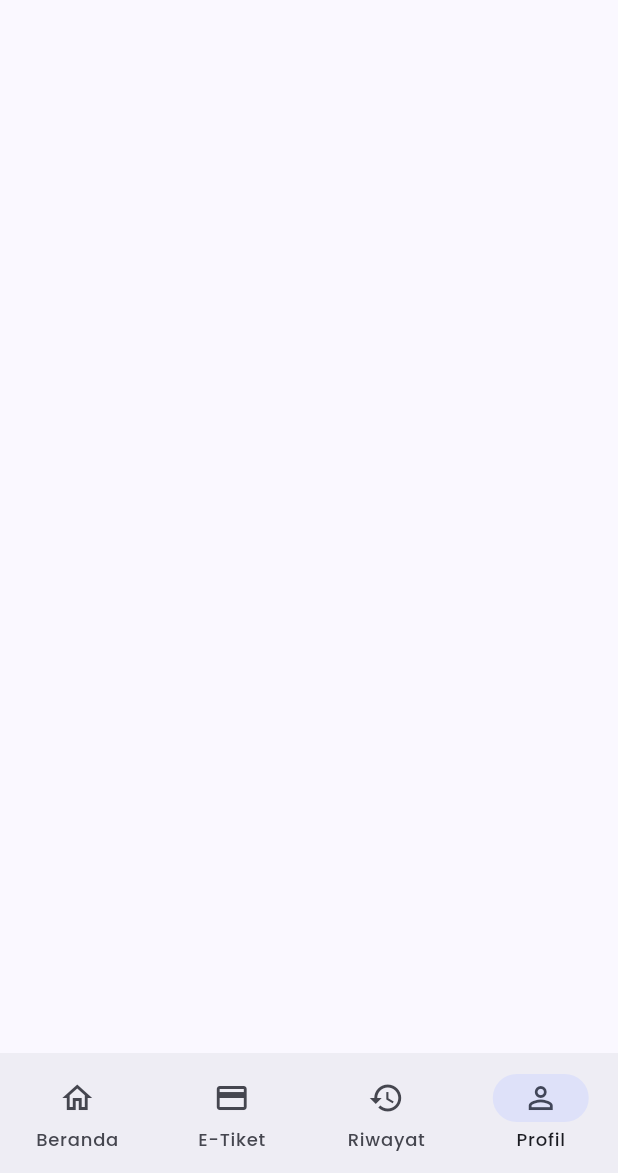
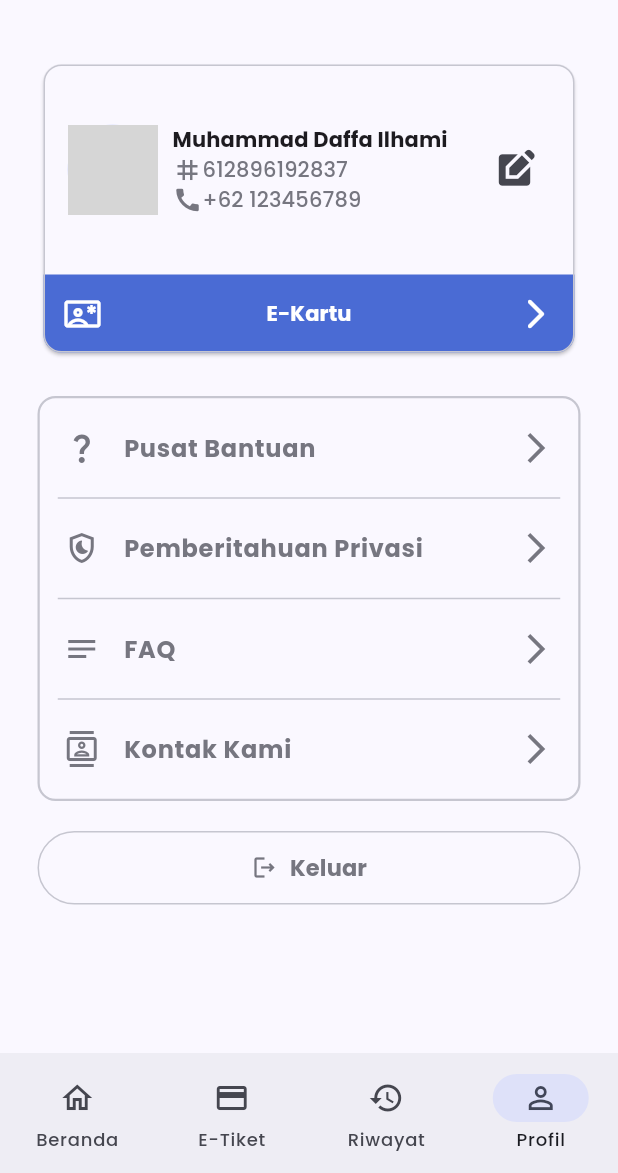
Before and after one commit to mdaffailhami/gasku, a Flutter app: the screen it shows after launch, item 4 of the bottom bar chosen, on a phone screen of 412 x 824 dp, the part 63-1236 px from its top. Run offline on Flutter 3.47's test engine with Material 3 defaults, Android fonts, the phone set to English and light mode, and no system bars; our stand-ins replace flutter_carousel_widget, google_fonts; network calls fail; grey boxes are pictures that could not be loaded.

Commit message:
Add Profil Page

```diff
--- a/lib/pages/main.dart
+++ b/lib/pages/main.dart
@@ -1,5 +1,6 @@
 import 'package:flutter/material.dart';
 import 'package:gasku/pages/beranda.dart';
+import 'package:gasku/pages/profil.dart';
 
 class MyMainPage extends StatefulWidget {
   const MyMainPage({super.key});
@@ -11,26 +12,13 @@ class MyMainPage extends StatefulWidget {
 class _MyMainPageState extends State<MyMainPage> {
   int _selectedPageIndex = 0;
 
-  // final List<Widget> _pages = <Widget>[
-  // Text(
-  //   'Index 0: Home',
-  //   style: optionStyle,
-  // ),
-  // Text(
-  //   'Index 1: Business',
-  //   style: optionStyle,
-  // ),
-  // Text(
-  //   'Index 2: School',
-  //   style: optionStyle,
-  // ),
-  // ];
-
   @override
   Widget build(BuildContext context) {
     return Scaffold(
       appBar: AppBar(
         title: Text('GasKu'),
+        // elevation: 10,
+        // surfaceTintColor: Colors.transparent,
       ),
       // bottomNavigationBar: BottomNavigationBar(
       //   items: const [
@@ -86,7 +74,7 @@ class _MyMainPageState extends State<MyMainPage> {
         MyBerandaPage(),
         SizedBox(),
         SizedBox(),
-        SizedBox(),
+        MyProfilPage(),
       ][_selectedPageIndex],
     );
   }
--- /dev/null
+++ b/lib/pages/profil.dart
@@ -0,0 +1,218 @@
+import 'package:flutter/material.dart';
+import 'package:gasku/widgets/divider.dart';
+import 'package:gasku/widgets/list_tile_button.dart';
+
+class MyProfilPage extends StatelessWidget {
+  const MyProfilPage({super.key});
+
+  @override
+  Widget build(BuildContext context) {
+    return SingleChildScrollView(
+      child: Padding(
+        padding: const EdgeInsets.all(25),
+        child: Column(
+          children: [
+            Card(
+              color: Theme.of(context).colorScheme.surface,
+              shape: RoundedRectangleBorder(
+                borderRadius: BorderRadius.circular(12),
+                side: BorderSide(
+                    width: 1,
+                    color: Theme.of(context).colorScheme.outlineVariant),
+              ),
+              child: Column(
+                children: [
+                  Padding(
+                    padding: const EdgeInsets.symmetric(
+                        horizontal: 16, vertical: 40),
+                    child: Row(
+                      mainAxisAlignment: MainAxisAlignment.spaceBetween,
+                      children: [
+                        CircleAvatar(
+                          foregroundImage: NetworkImage(
+                            'https://avatars.githubusercontent.com/u/74972129?v=4',
+                          ),
+                          radius: 30,
+                        ),
+                        SizedBox(width: 10),
+                        Expanded(
+                          child: Column(
+                            crossAxisAlignment: CrossAxisAlignment.start,
+                            children: [
+                              Text(
+                                'Muhammad Daffa Ilhami',
+                                maxLines: 1,
+                                overflow: TextOverflow.ellipsis,
+                                style: Theme.of(context)
+                                    .textTheme
+                                    .titleSmall
+                                    ?.copyWith(fontWeight: FontWeight.bold),
+                              ),
+                              Row(
+                                children: [
+                                  Icon(
+                                    Icons.tag,
+                                    size: 20,
+                                    color:
+                                        Theme.of(context).colorScheme.outline,
+                                  ),
+                                  Text(
+                                    '612896192837',
+                                    maxLines: 1,
+                                    overflow: TextOverflow.ellipsis,
+                                    style: Theme.of(context)
+                                        .textTheme
+                                        .labelLarge
+                                        ?.copyWith(
+                                          color: Theme.of(context)
+                                              .colorScheme
+                                              .outline,
+                                        ),
+                                  ),
+                                ],
+                              ),
+                              Row(
+                                children: [
+                                  Icon(
+                                    Icons.call,
+                                    size: 20,
+                                    color:
+                                        Theme.of(context).colorScheme.outline,
+                                  ),
+                                  Text(
+                                    '+62 123456789',
+                                    maxLines: 1,
+                                    overflow: TextOverflow.ellipsis,
+                                    style: Theme.of(context)
+                                        .textTheme
+                                        .labelLarge
+                                        ?.copyWith(
+                                          color: Theme.of(context)
+                                              .colorScheme
+                                              .outline,
+                                        ),
+                                  ),
+                                ],
+                              )
+                            ],
+                          ),
+                        ),
+                        IconButton(
+                          onPressed: () {},
+                          icon: Icon(Icons.edit_square, size: 28),
+                        )
+                      ],
+                    ),
+                  ),
+                  Container(
+                    decoration: BoxDecoration(
+                      color: Theme.of(context).colorScheme.primary,
+                      borderRadius: BorderRadius.only(
+                        bottomLeft: Radius.circular(12),
+                        bottomRight: Radius.circular(12),
+                      ),
+                    ),
+                    child: Material(
+                      color: Colors.transparent,
+                      child: InkWell(
+                        borderRadius: BorderRadius.only(
+                          bottomLeft: Radius.circular(12),
+                          bottomRight: Radius.circular(12),
+                        ),
+                        onTap: () {},
+                        child: Padding(
+                          padding: EdgeInsets.all(14),
+                          child: Row(
+                            mainAxisAlignment: MainAxisAlignment.spaceBetween,
+                            children: [
+                              Icon(
+                                Icons.contact_emergency_outlined,
+                                color: Colors.white,
+                              ),
+                              Text(
+                                'E-Kartu',
+                                style: Theme.of(context)
+                                    .textTheme
+                                    .titleSmall
+                                    ?.copyWith(
+                                      color: Colors.white,
+                                      fontWeight: FontWeight.bold,
+                                    ),
+                              ),
+                              Icon(
+                                Icons.arrow_forward_ios_rounded,
+                                color: Colors.white,
+                              ),
+                            ],
+                          ),
+                        ),
+                      ),
+                    ),
+                  ),
+                ],
+              ),
+            ),
+            SizedBox(height: 25),
+            Container(
+              decoration: BoxDecoration(
+                border: Border.all(
+                  color: Theme.of(context).colorScheme.outlineVariant,
+                  width: 1.5,
+                ),
+                borderRadius: BorderRadius.circular(12),
+              ),
+              child: Column(
+                children: [
+                  MyListTileButton(
+                    icon: Icons.question_mark,
+                    text: 'Pusat Bantuan',
+                  ),
+                  MyDivider(),
+                  MyListTileButton(
+                    icon: Icons.shield_moon_outlined,
+                    text: 'Pemberitahuan Privasi',
+                  ),
+                  MyDivider(),
+                  MyListTileButton(
+                    icon: Icons.notes,
+                    text: 'FAQ',
+                  ),
+                  MyDivider(),
+                  MyListTileButton(
+                    icon: Icons.contacts_outlined,
+                    text: 'Kontak Kami',
+                  ),
+                ],
+              ),
+            ),
+            SizedBox(height: 20),
+            SizedBox(
+              width: double.infinity,
+              child: OutlinedButton.icon(
+                onPressed: () {},
+                style: OutlinedButton.styleFrom(
+                  padding: EdgeInsets.symmetric(vertical: 14),
+                  side: BorderSide(
+                    color: Theme.of(context).colorScheme.outlineVariant,
+                  ),
+                ),
+                label: Text(
+                  'Keluar',
+                  style: TextStyle(
+                    fontSize: 15,
+                    fontWeight: FontWeight.bold,
+                    color: Theme.of(context).colorScheme.outline,
+                  ),
+                ),
+                icon: Icon(
+                  Icons.logout_outlined,
+                  color: Theme.of(context).colorScheme.outline,
+                ),
+              ),
+            ),
+          ],
+        ),
+      ),
+    );
+  }
+}
--- /dev/null
+++ b/lib/widgets/divider.dart
@@ -0,0 +1,14 @@
+import 'package:flutter/material.dart';
+
+class MyDivider extends StatelessWidget {
+  const MyDivider({super.key});
+
+  @override
+  Widget build(BuildContext context) {
+    return Divider(
+      endIndent: 12,
+      indent: 12,
+      height: 1,
+    );
+  }
+}
--- /dev/null
+++ b/lib/widgets/list_tile_button.dart
@@ -0,0 +1,32 @@
+import 'package:flutter/material.dart';
+
+class MyListTileButton extends StatelessWidget {
+  const MyListTileButton({
+    super.key,
+    required this.icon,
+    required this.text,
+  });
+
+  final IconData icon;
+  final String text;
+
+  @override
+  Widget build(BuildContext context) {
+    return ListTile(
+      contentPadding: EdgeInsets.symmetric(horizontal: 16, vertical: 5),
+      leading: Icon(icon, color: Theme.of(context).colorScheme.outline),
+      title: Text(
+        text,
+        style: TextStyle(
+          fontWeight: FontWeight.bold,
+          color: Theme.of(context).colorScheme.outline,
+        ),
+      ),
+      trailing: Icon(
+        Icons.arrow_forward_ios,
+        color: Theme.of(context).colorScheme.outline,
+      ),
+      onTap: () {},
+    );
+  }
+}
```
